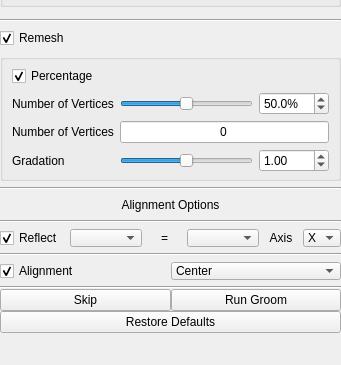
The window that Studio/src/Groom/GroomTool.ui (SCIInstitute/ShapeWorks) describes before a commit, drawn with Qt 5; both pictures show x 0 to 341 and y 659 to 1024 of the 341 by 1024 pixel window.
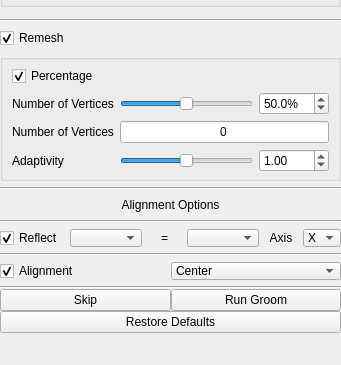
The same window after the commit.

Commit message: Add tooltips about remeshing, renaming gradation to adaptivity.

What changed in the file:
```diff
--- a/Studio/src/Groom/GroomTool.ui
+++ b/Studio/src/Groom/GroomTool.ui
@@ -1131,7 +1131,7 @@
             <item row="3" column="0">
              <widget class="QLabel" name="gradation_label">
               <property name="text">
-               <string>Gradation</string>
+               <string>Adaptivity</string>
               </property>
              </widget>
             </item>
```
The commit also changes 1 other file.
